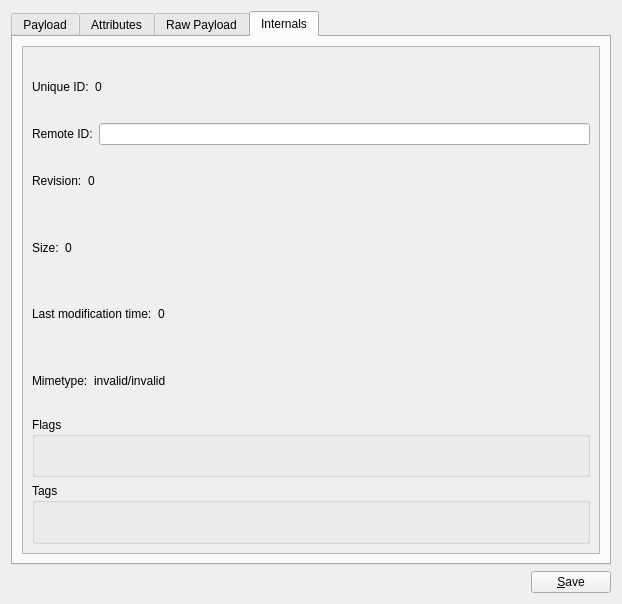
First picture: the form in src/browserwidget_contentview.ui, repository KDE/akonadiconsole, before the edit.
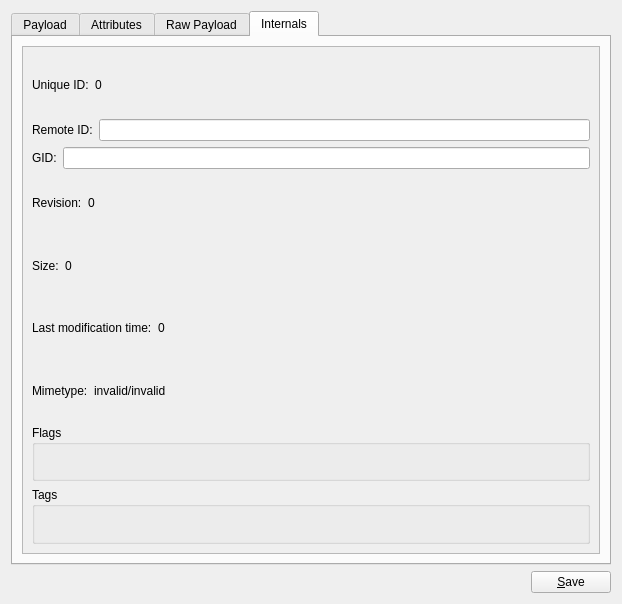
Second picture: the form after the edit. The open tabs and pages were chosen to show the change. Custom widgets are drawn as their Qt base class.

Commit message: Browser tab: show GID in tableview and below the remote ID.

Patch:
```diff
--- a/src/browserwidget_contentview.ui
+++ b/src/browserwidget_contentview.ui
@@ -211,6 +211,23 @@
              </item>
             </layout>
            </item>
+           <item>
+            <layout class="QHBoxLayout">
+             <item>
+              <widget class="QLabel" name="label_gid">
+               <property name="text">
+                <string>GID:</string>
+               </property>
+               <property name="buddy">
+                <cstring>gid</cstring>
+               </property>
+              </widget>
+             </item>
+             <item>
+              <widget class="QLineEdit" name="gid"/>
+             </item>
+            </layout>
+           </item>
            <item>
             <layout class="QHBoxLayout">
              <item>
```
The commit also changes 2 other files.
